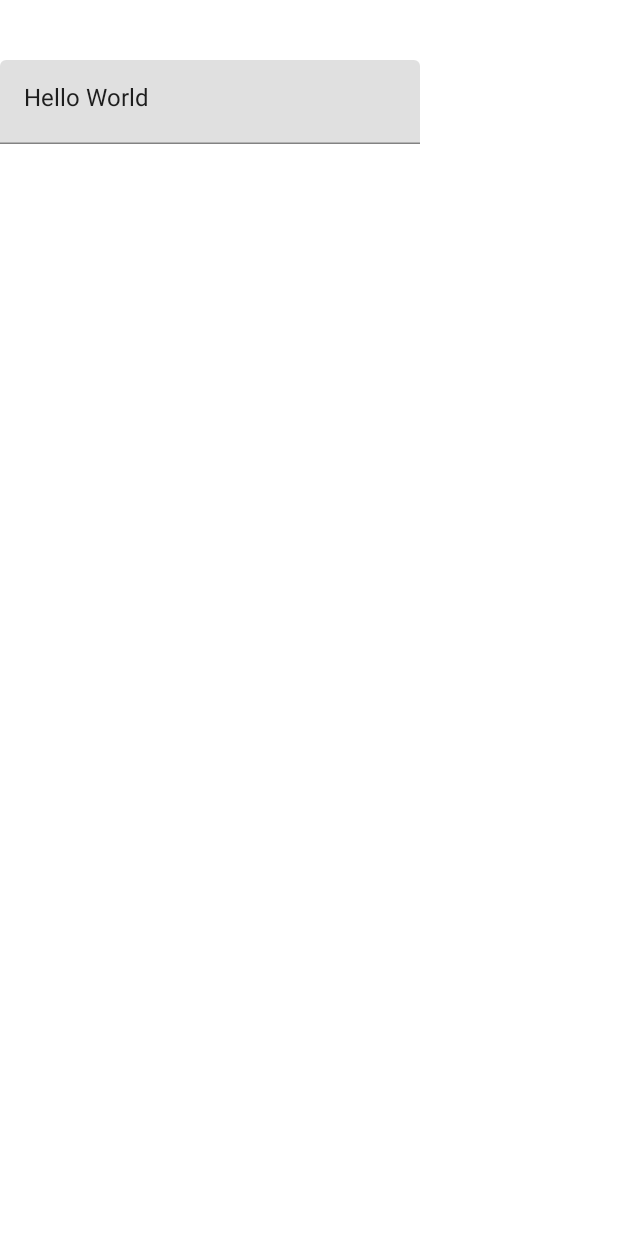
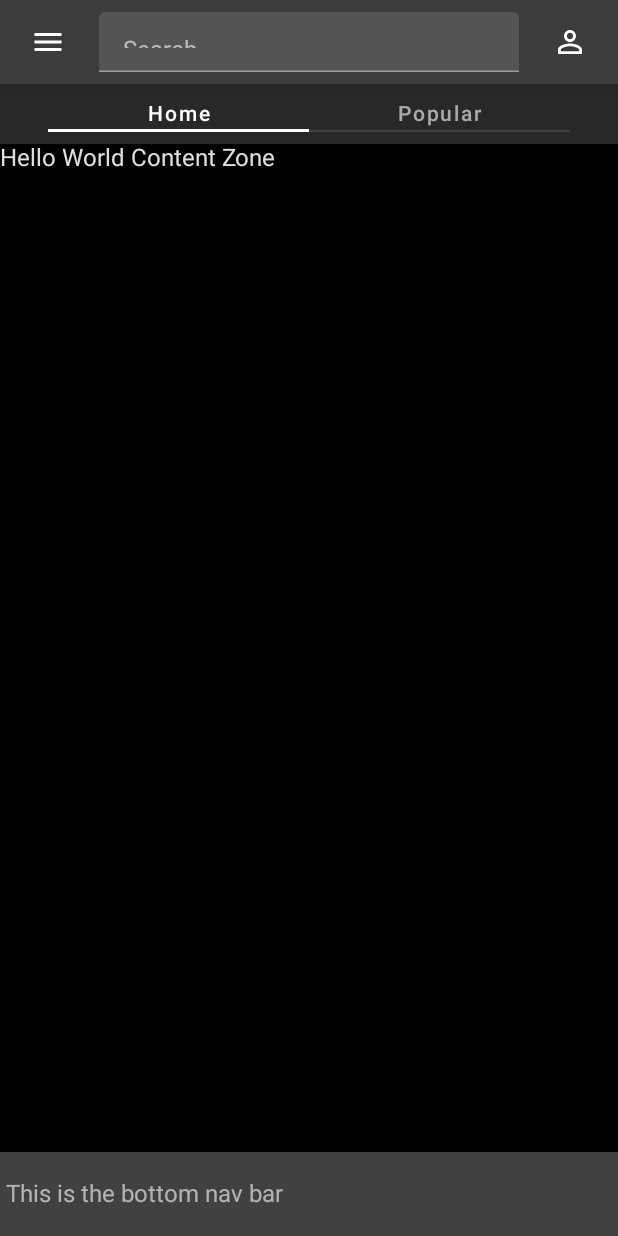
Before and after one commit to adrem7/reddit-compose, an Android app built with Jetpack Compose: the screen it shows after launch (MainActivity), on a phone screen of 412 x 824 dp. Run offline under Robolectric (Android 15) with nearby library versions, the phone set to English and light mode, and no system bars; our stand-ins replace Dagger/Hilt's generated code, accompanist.

Commit message:
Implemented top nav bar Issues: Background colour, Search bar padding, Non-adaptive tabbar padding

```diff
--- a/app/src/main/java/com/example/redditcompose/ui/App.kt
+++ b/app/src/main/java/com/example/redditcompose/ui/App.kt
@@ -1,11 +1,15 @@
 package com.example.redditcompose.ui
 
-import androidx.compose.foundation.layout.*
-import androidx.compose.material.*
-import androidx.compose.runtime.*
+import androidx.compose.foundation.layout.Column
+import androidx.compose.foundation.layout.fillMaxSize
+import androidx.compose.foundation.layout.padding
+import androidx.compose.material.MaterialTheme
+import androidx.compose.material.Scaffold
+import androidx.compose.material.Surface
+import androidx.compose.material.Text
+import androidx.compose.runtime.Composable
+import androidx.compose.runtime.SideEffect
 import androidx.compose.ui.Modifier
-import androidx.compose.ui.graphics.Color
-import androidx.compose.ui.unit.dp
 import com.example.redditcompose.ui.theme.MyRedditTheme
 import com.google.accompanist.systemuicontroller.rememberSystemUiController
 
@@ -26,36 +30,13 @@ class App {
                             modifier = Modifier
                                 .padding(paddingValues)
                         ) {
-                            var userInput by remember { mutableStateOf("") }
-                            TextField(value = "Hello World", onValueChange = { })
+                            Text("Hello World Content Zone")
 //                            FeedView()
                         }
-                    })
+                    },
+                    bottomBar = { BottomBar() })
             }
         }
-    }
-
-    @Composable
-    private fun TopBar() {
-
-        TopAppBar(
-            title = {
-                Row(
-                    modifier = Modifier.fillMaxWidth()
-                ) {
-//                    Image(
-//                        painter = painterResource(/*id = R.drawable.instalogic*/),
-//                        contentDescription = "Instalogic",
-//                        modifier = Modifier
-//                            .width(100.dp)
-//                            .padding(top = 10.dp)
-//                    )
-                }
-            },
-            backgroundColor = Color.White,
-            modifier = Modifier.height(40.dp),
-            elevation = 0.dp
-        )
     }
 
     @Composable
--- /dev/null
+++ b/app/src/main/java/com/example/redditcompose/ui/BottomBar.kt
@@ -0,0 +1,27 @@
+package com.example.redditcompose.ui
+
+import androidx.compose.material.BottomAppBar
+import androidx.compose.material.Text
+import androidx.compose.runtime.Composable
+
+@Composable
+fun BottomBar() {
+    BottomAppBar(
+        content = {
+            Text("This is the bottom nav bar")
+//            var tabIndex by remember { mutableStateOf(0) }
+//            val tabData = listOf(
+//                ,
+//            )
+//            TabRow(selectedTabIndex = tabIndex) {
+//                tabData.forEachIndexed { index, icon ->
+//                    Tab(selected = tabIndex == index, onClick = {
+//                        tabIndex = index
+//                    }, icon = {
+//                        Icon(imageVector = icon, contentDescription = null)
+//                    })
+//                }
+//            }
+        }
+    )
+}
--- /dev/null
+++ b/app/src/main/java/com/example/redditcompose/ui/TopBar.kt
@@ -0,0 +1,74 @@
+package com.example.redditcompose.ui
+
+import androidx.compose.foundation.Image
+import androidx.compose.foundation.background
+import androidx.compose.foundation.layout.*
+import androidx.compose.material.*
+import androidx.compose.runtime.*
+import androidx.compose.ui.Alignment
+import androidx.compose.ui.Modifier
+import androidx.compose.ui.res.painterResource
+import androidx.compose.ui.unit.dp
+import com.example.redditcompose.R
+import com.example.redditcompose.ui.theme.RedditBlack80
+
+@Composable
+fun TopBar(
+) {
+    Column(
+        modifier = Modifier
+            .wrapContentHeight()
+            .background(color = RedditBlack80),
+    ) {
+        TopAppBar(
+            content = {
+                Row(
+                    modifier = Modifier
+                        .fillMaxWidth()
+                        .padding(8.dp),
+                    horizontalArrangement = Arrangement.SpaceBetween,
+                    verticalAlignment = Alignment.CenterVertically,
+                ) {
+                    Image(
+                        painter = painterResource(id = R.drawable.ic_menu),
+                        contentDescription = "Hamburger Menu",
+                        modifier = Modifier.padding(8.dp),
+                    )
+                    var searchInput by remember { mutableStateOf("Search") }
+                    TextField(
+                        value = searchInput,
+                        onValueChange = { searchInput = it },
+                        modifier = Modifier.fillMaxHeight()
+                    )
+                    Image(
+                        painter = painterResource(id = R.drawable.ic_profile),
+                        contentDescription = "Profile Image",
+                        modifier = Modifier.padding(8.dp),
+                    )
+                }
+
+
+            }
+        )
+
+        var tabIndex by remember { mutableStateOf(0) }
+        val tabData = listOf(
+            "Home",
+            "Popular",
+        )
+        TabRow(
+            selectedTabIndex = tabIndex,
+            modifier = Modifier
+                .padding(32.dp, 8.dp)
+                .height(24.dp)
+        ) {
+            tabData.forEachIndexed { index, text ->
+                Tab(selected = tabIndex == index, onClick = {
+                    tabIndex = index
+                }, text = {
+                    Text(text = text)
+                })
+            }
+        }
+    }
+}
--- a/app/src/main/java/com/example/redditcompose/ui/theme/Color.kt
+++ b/app/src/main/java/com/example/redditcompose/ui/theme/Color.kt
@@ -2,6 +2,11 @@ package com.example.redditcompose.ui.theme
 
 import androidx.compose.ui.graphics.Color
 
+//Dark Theme
 val RedditBlue = Color(0xFF135583)
 val RedditLightBlue = Color(0xFF3498DB)
 val RedditRed = Color(0xFF661415)
+val RedditBlack100 = Color(0xFF000000)
+val RedditBlack80 = Color(0xFF282828)
+val RedditBlack60 = Color(0x60000000)
+val RedditBlack40 = Color(0x40000000)
--- a/app/src/main/java/com/example/redditcompose/ui/theme/Theme.kt
+++ b/app/src/main/java/com/example/redditcompose/ui/theme/Theme.kt
@@ -1,17 +1,32 @@
 package com.example.redditcompose.ui.theme
 
-import androidx.compose.foundation.isSystemInDarkTheme
 import androidx.compose.material.MaterialTheme
 import androidx.compose.material.darkColors
 import androidx.compose.material.lightColors
 import androidx.compose.runtime.Composable
 
+//primary: Color,
+//primaryVariant: Color,
+//secondary: Color,
+//secondaryVariant: Color,
+//background: Color,
+//surface: Color,
+//error: Color,
+//onPrimary: Color,
+//onSecondary: Color,
+//onBackground: Color,
+//onSurface: Color,
+//onError: Color,
+//isLight: Boolean
+
 private val DarkColorPalette = darkColors(
-    primary = RedditBlue,
-    primaryVariant = RedditLightBlue,
+    primary = RedditLightBlue,
+    primaryVariant = RedditBlue,
     secondary = RedditRed,
-
-    )
+//    secondaryVariant = ,
+    background = RedditBlack100,
+    surface = RedditBlack80,
+)
 
 private val LightColorPalette = lightColors(
     primary = RedditBlue,
@@ -30,7 +45,7 @@ private val LightColorPalette = lightColors(
 
 @Composable
 fun MyRedditTheme(
-    darkTheme: Boolean = isSystemInDarkTheme(),
+    darkTheme: Boolean = true,//isSystemInDarkTheme(),
     content: @Composable () -> Unit
 ) {
     val colors = if (darkTheme) {
--- /dev/null
+++ b/app/src/main/res/drawable/ic_menu.xml
@@ -0,0 +1,10 @@
+<vector xmlns:android="http://schemas.android.com/apk/res/android"
+    android:width="24dp"
+    android:height="24dp"
+    android:tint="#FFFFFF"
+    android:viewportWidth="24"
+    android:viewportHeight="24">
+    <path
+        android:fillColor="@android:color/white"
+        android:pathData="M3,18h18v-2L3,16v2zM3,13h18v-2L3,11v2zM3,6v2h18L21,6L3,6z" />
+</vector>
--- /dev/null
+++ b/app/src/main/res/drawable/ic_profile.xml
@@ -0,0 +1,10 @@
+<vector xmlns:android="http://schemas.android.com/apk/res/android"
+    android:width="24dp"
+    android:height="24dp"
+    android:tint="#FFFFFF"
+    android:viewportWidth="24"
+    android:viewportHeight="24">
+    <path
+        android:fillColor="@android:color/white"
+        android:pathData="M12,5.9c1.16,0 2.1,0.94 2.1,2.1s-0.94,2.1 -2.1,2.1S9.9,9.16 9.9,8s0.94,-2.1 2.1,-2.1m0,9c2.97,0 6.1,1.46 6.1,2.1v1.1L5.9,18.1L5.9,17c0,-0.64 3.13,-2.1 6.1,-2.1M12,4C9.79,4 8,5.79 8,8s1.79,4 4,4 4,-1.79 4,-4 -1.79,-4 -4,-4zM12,13c-2.67,0 -8,1.34 -8,4v3h16v-3c0,-2.66 -5.33,-4 -8,-4z" />
+</vector>
```
